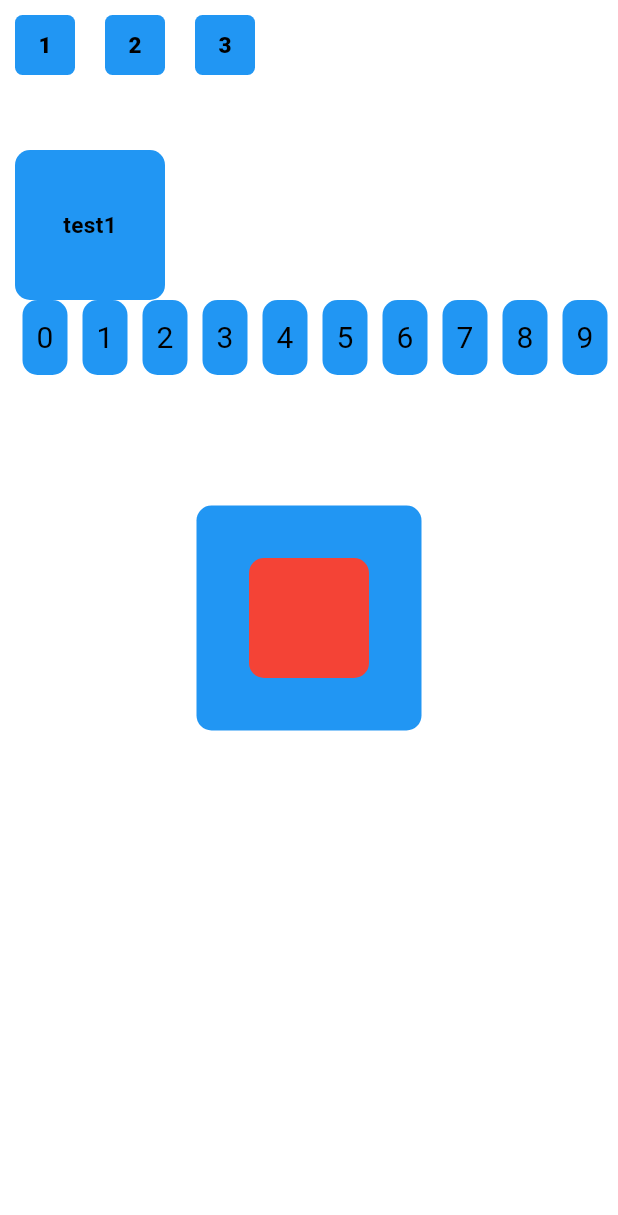
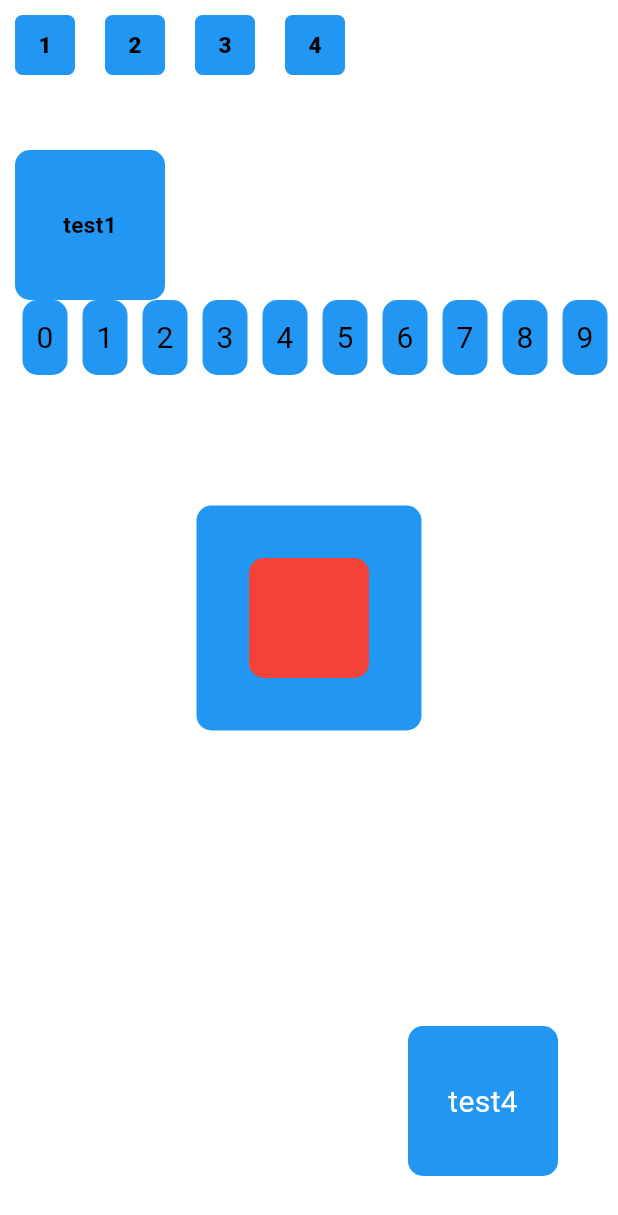
Before and after one commit to SpringRollHHB/FlutterUiTest, a Flutter app: the SceneBackPage screen opened directly, on a phone screen of 412 x 824 dp. Shown: the top 1215 px of the screen. Run offline on Flutter 3.47's test engine with Material 3 defaults, Android fonts, the phone set to English and light mode, and no system bars.

Commit message:
场景还原实现2

```diff
--- a/lib/layout/widget/scene_back_widget.dart
+++ b/lib/layout/widget/scene_back_widget.dart
@@ -11,11 +11,12 @@ class SceneBackWidget extends StatefulWidget {
 }
 
 class _SceneBackWidgetState extends State<SceneBackWidget> {
-  int count = 3;
+  int count = 4;
   late GlobalKey _globalKey;
   final GlobalKey _test1 = GlobalKey();
   final GlobalKey _test2 = GlobalKey();
   final GlobalKey _test3 = GlobalKey();
+  final GlobalKey _test4 = GlobalKey();
 
   @override
   void initState() {
@@ -129,6 +130,29 @@ class _SceneBackWidgetState extends State<SceneBackWidget> {
           Center(
             child: SceneBackChildInnerWidget(testKey: _test3,),
           ),
+          Positioned(
+            right: 20,
+            bottom: 20,
+            child: Container(
+              key: _test4,
+              margin: const EdgeInsets.all(20),
+              height: 100,
+              width: 100,
+              decoration: BoxDecoration(
+                color: Colors.blue,
+                borderRadius: BorderRadius.circular(10)
+              ),
+              alignment: Alignment.center,
+              child: const Text(
+                "test4",
+                style: TextStyle(
+                  color: Colors.white,
+                  fontSize: 20,
+                  height: 1.0,
+                ),
+              ),
+            ),
+          )
         ],
       ),
     );
@@ -160,6 +184,10 @@ class _SceneBackWidgetState extends State<SceneBackWidget> {
         _globalKey = _test3;
         break;
       }
+      case 3 : {
+        _globalKey = _test4;
+        break;
+      }
     }
 
     if(mounted) {
```
